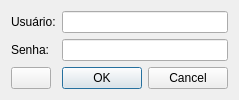
The window that ui/logindialog.ui (lellisls/ERP-STACCATO) describes before a commit, drawn with Qt 5.
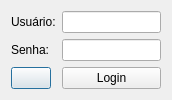
The same window after the commit. Icons and pictures are not drawn.

Patch:
```diff
--- a/ui/logindialog.ui
+++ b/ui/logindialog.ui
@@ -6,8 +6,8 @@
    <rect>
     <x>0</x>
     <y>0</y>
-    <width>220</width>
-    <height>94</height>
+    <width>172</width>
+    <height>98</height>
    </rect>
   </property>
   <property name="windowTitle">
@@ -31,23 +31,13 @@
      </property>
     </widget>
    </item>
-   <item row="3" column="1">
-    <widget class="QDialogButtonBox" name="buttonBox">
-     <property name="standardButtons">
-      <set>QDialogButtonBox::Cancel|QDialogButtonBox::Ok</set>
-     </property>
-    </widget>
-   </item>
-   <item row="2" column="1">
+   <item row="2" column="2">
     <widget class="QLineEdit" name="lineEditPass">
      <property name="echoMode">
       <enum>QLineEdit::Password</enum>
      </property>
     </widget>
    </item>
-   <item row="0" column="1">
-    <widget class="QLineEdit" name="lineEditUser"/>
-   </item>
    <item row="3" column="0">
     <widget class="QPushButton" name="pushButtonConfig">
      <property name="sizePolicy">
@@ -68,6 +58,16 @@
      </property>
     </widget>
    </item>
+   <item row="0" column="2">
+    <widget class="QLineEdit" name="lineEditUser"/>
+   </item>
+   <item row="3" column="2">
+    <widget class="QPushButton" name="pushButtonLogin">
+     <property name="text">
+      <string>Login</string>
+     </property>
+    </widget>
+   </item>
   </layout>
  </widget>
  <tabstops>
```
